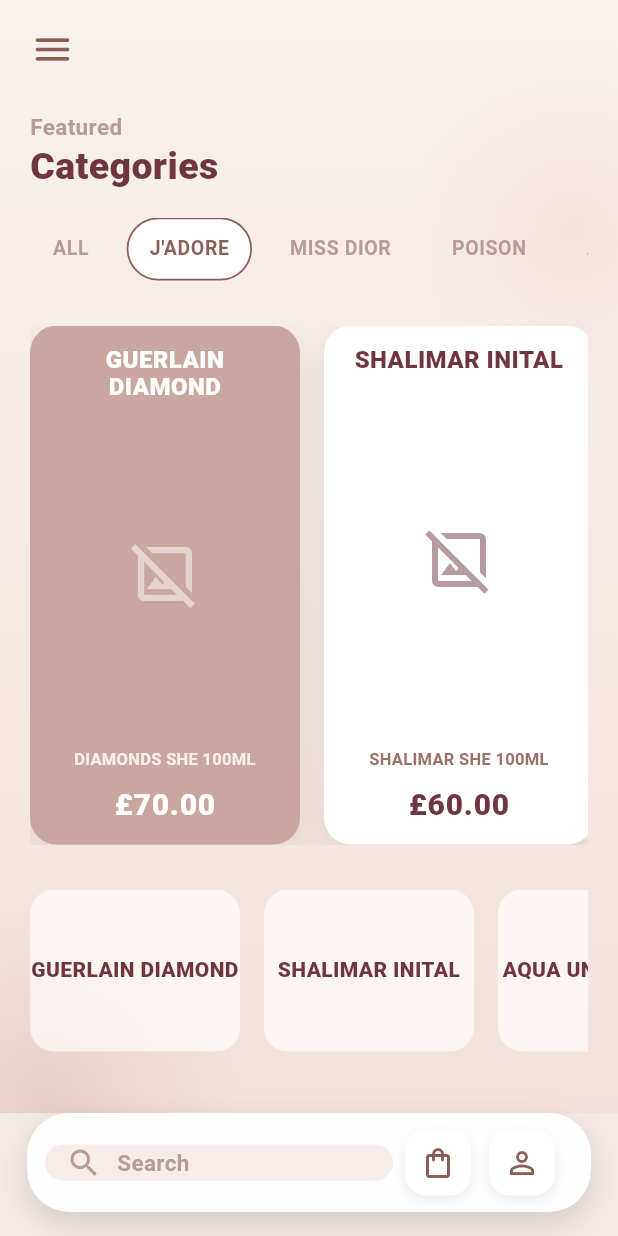
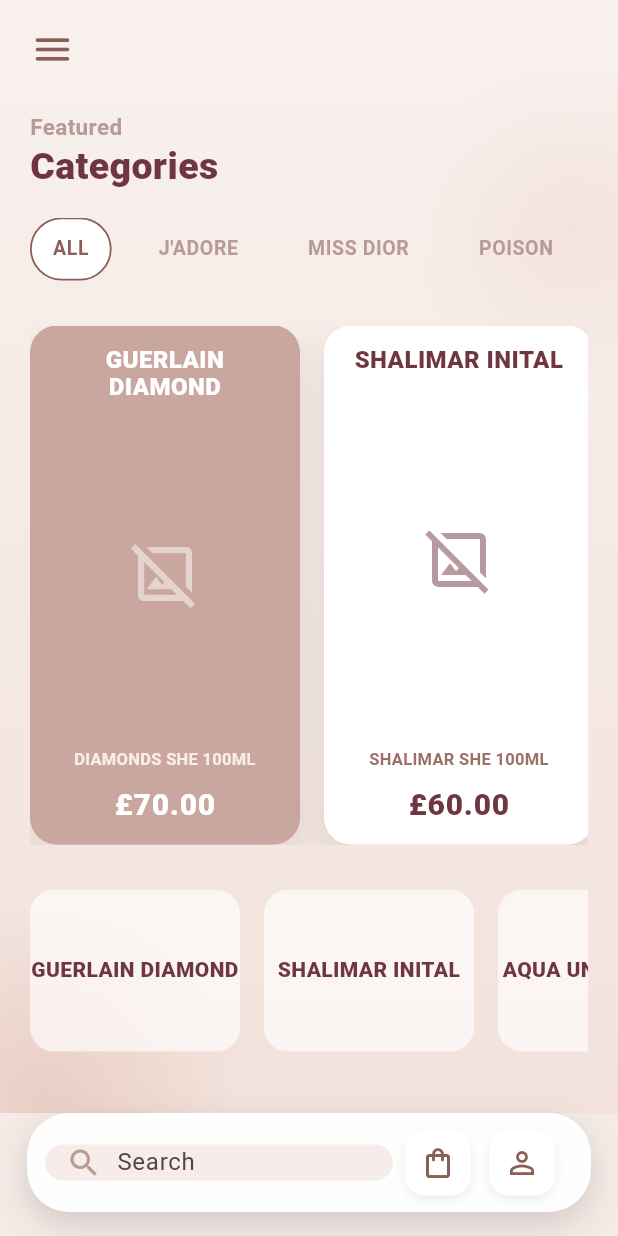
Before and after one commit to Mulu-Girmay/PerfumeShopping, a Flutter app: the screen it shows after launch, on a phone screen of 412 x 824 dp. Run offline on Flutter 3.47's test engine with Material 3 defaults, Android fonts, the phone set to English and light mode, and no system bars; network calls fail.

Commit message:
more features

```diff
--- a/lib/models/model.dart
+++ b/lib/models/model.dart
@@ -5,6 +5,7 @@
   final String subtitle;
   final String price;
   final Color backgroundColor;
+  final String category;
   final String? imageUrl;
   final List<String>? images;
   final String? description;
@@ -15,6 +16,7 @@
     required this.subtitle,
     required this.price,
     required this.backgroundColor,
+    required this.category,
     this.imageUrl,
     this.images,
     this.description,
--- a/lib/screens/MainScreen.dart
+++ b/lib/screens/MainScreen.dart
@@ -13,8 +13,23 @@
 
 class _PerfumeBoutiqueAppState extends State<PerfumeBoutiqueApp> {
   int _selectedIndex = 0;
+  final TextEditingController _searchController = TextEditingController();
 
-  static const _pages = <Widget>[PerfumeCategoryPage(), PerfumeDetailPage()];
+  late final List<Widget> _pages = [
+    PerfumeCategoryPage(controller: _searchController),
+    const PerfumeDetailPage(),
+  ];
+
+  @override
+  void initState() {
+    super.initState();
+  }
+
+  @override
+  void dispose() {
+    _searchController.dispose();
+    super.dispose();
+  }
 
   @override
   Widget build(BuildContext context) {
@@ -43,15 +58,6 @@
           child: Row(
             children: [
               Expanded(
-                child: GestureDetector(
-                  onTap: () {
-                    ScaffoldMessenger.of(context).showSnackBar(
-                      const SnackBar(
-                        content: Text('Search tapped'),
-                        duration: Duration(milliseconds: 700),
-                      ),
-                    );
-                  },
                 child: Container(
                   margin: const EdgeInsets.fromLTRB(12, 10, 8, 10),
                   padding: const EdgeInsets.symmetric(horizontal: 14),
@@ -60,19 +66,24 @@
                     borderRadius: BorderRadius.circular(24),
                   ),
                   child: Row(
-                      children: const [
-                        Icon(Icons.search, color: Color(0xFFB89A96)),
-                        SizedBox(width: 10),
-                        Text(
-                          'Search',
-                          style: TextStyle(
-                            color: Color(0xFFB89A96),
-                            fontSize: 15,
-                            fontWeight: FontWeight.w600,
+                    children: [
+                      const Icon(Icons.search, color: Color(0xFFB89A96)),
+                      const SizedBox(width: 10),
+                      Expanded(
+                        child: TextField(
+                          controller: _searchController,
+                          decoration: const InputDecoration(
+                            hintText: 'Search',
+                            border: InputBorder.none,
+                            isDense: true,
+                            contentPadding: EdgeInsets.zero,
+                          ),
+                          onChanged: (v) {
+                            // The controller is listened to by PerfumeCategoryPage
+                          },
                         ),
                       ),
                     ],
-                    ),
                   ),
                 ),
               ),
@@ -142,8 +153,10 @@
   }
 }
 
-class PerfumeCategoryPage extends StatelessWidget {
-  const PerfumeCategoryPage({super.key});
+class PerfumeCategoryPage extends StatefulWidget {
+  const PerfumeCategoryPage({super.key, this.controller});
+
+  final TextEditingController? controller;
 
   static final List<PerfumeData> perfumes = [
     PerfumeData(
@@ -151,6 +164,7 @@
       subtitle: 'DIAMONDS SHE 100ML',
       price: '£70.00',
       backgroundColor: const Color(0xFFC9A69E),
+      category: 'J\'ADORE',
       imageUrl:
           'https://images.unsplash.com/photo-1541643600914-e0fdc6e6f8d0?w=400',
       images: [
@@ -166,6 +180,7 @@
       subtitle: 'SHALIMAR SHE 100ML',
       price: '£60.00',
       backgroundColor: Colors.white,
+      category: 'MISS DIOR',
       isDarkText: true,
       imageUrl:
           'https://images.unsplash.com/photo-1588405748903-c2b3dd1ef5aa?w=400',
@@ -182,6 +197,7 @@
       subtitle: 'UNIVERSAL SHE 75ML',
       price: '£75.00',
       backgroundColor: const Color(0xFFB8A89E),
+      category: 'J\'ADORE',
       imageUrl:
           'https://images.unsplash.com/photo-1594938298603-c8148c4dae35?w=400',
       images: [
@@ -197,6 +213,7 @@
       subtitle: 'POISON EDITION 100ML',
       price: '£85.00',
       backgroundColor: const Color(0xFFD4A5A0),
+      category: 'POISON',
       imageUrl:
           'https://images.unsplash.com/photo-1523293182086-7651a899d37f?w=400',
       images: [
@@ -212,6 +229,7 @@
       subtitle: 'ANGE SHE 80ML',
       price: '£65.00',
       backgroundColor: Colors.white,
+      category: 'ANGE',
       isDarkText: true,
       imageUrl:
           'https://images.unsplash.com/photo-1509631179647-0177331693ae?w=400',
@@ -224,6 +242,50 @@
           'Soft and charming with a delicate floral bouquet lifted by sweet fruit accords.',
     ),
   ];
+
+  @override
+  State<PerfumeCategoryPage> createState() => _PerfumeCategoryPageState();
+}
+
+class _PerfumeCategoryPageState extends State<PerfumeCategoryPage> {
+  List<PerfumeData> _displayed = PerfumeCategoryPage.perfumes;
+  String _selectedCategory = 'ALL';
+
+  @override
+  void initState() {
+    super.initState();
+    _displayed = PerfumeCategoryPage.perfumes;
+    widget.controller?.addListener(_handleSearch);
+  }
+
+  void _handleSearch() {
+    _applyFilters();
+  }
+
+  void _applyFilters() {
+    final q = widget.controller?.text.toLowerCase().trim() ?? '';
+    setState(() {
+      var list = PerfumeCategoryPage.perfumes;
+      if (_selectedCategory != 'ALL') {
+        list = list
+            .where(
+              (p) =>
+                  p.category.toUpperCase() == _selectedCategory.toUpperCase(),
+            )
+            .toList();
+      }
+      if (q.isNotEmpty) {
+        list = list.where((p) => p.title.toLowerCase().contains(q)).toList();
+      }
+      _displayed = list;
+    });
+  }
+
+  @override
+  void dispose() {
+    widget.controller?.removeListener(_handleSearch);
+    super.dispose();
+  }
 
   @override
   Widget build(BuildContext context) {
@@ -286,12 +348,27 @@
                 height: 42,
                 child: ListView(
                   scrollDirection: Axis.horizontal,
-                  children: const [
-                    _CategoryChip(label: 'ALL', selected: false),
-                    _CategoryChip(label: 'J\'ADORE', selected: true),
-                    _CategoryChip(label: 'MISS DIOR', selected: false),
-                    _CategoryChip(label: 'POISON', selected: false),
-                    _CategoryChip(label: 'ANGE', selected: false),
+                  children: [
+                    for (final label in [
+                      'ALL',
+                      'J\'ADORE',
+                      'MISS DIOR',
+                      'POISON',
+                      'ANGE',
+                    ])
+                      Padding(
+                        padding: const EdgeInsets.only(right: 6),
+                        child: _CategoryChip(
+                          label: label,
+                          selected: _selectedCategory == label,
+                          onTap: () {
+                            setState(() {
+                              _selectedCategory = label;
+                              _applyFilters();
+                            });
+                          },
+                        ),
+                      ),
                   ],
                 ),
               ),
@@ -300,12 +377,12 @@
                 height: screenHeight * 0.42,
                 child: ListView.builder(
                   scrollDirection: Axis.horizontal,
-                  itemCount: perfumes.length,
+                  itemCount: _displayed.length,
                   itemBuilder: (context, index) {
-                    final perfume = perfumes[index];
+                    final perfume = _displayed[index];
                     return Padding(
                       padding: EdgeInsets.only(
-                        right: index < perfumes.length - 1 ? 16 : 0,
+                        right: index < _displayed.length - 1 ? 16 : 0,
                       ),
                       child: SizedBox(
                         width: 180,
@@ -334,12 +411,12 @@
                 height: 108,
                 child: ListView.builder(
                   scrollDirection: Axis.horizontal,
-                  itemCount: perfumes.length,
+                  itemCount: _displayed.length,
                   itemBuilder: (context, index) {
-                    final perfume = perfumes[index];
+                    final perfume = _displayed[index];
                     return Padding(
                       padding: EdgeInsets.only(
-                        right: index < perfumes.length - 1 ? 16 : 0,
+                        right: index < _displayed.length - 1 ? 16 : 0,
                       ),
                       child: SizedBox(
                         width: 140,
@@ -358,14 +435,21 @@
 }
 
 class _CategoryChip extends StatelessWidget {
-  const _CategoryChip({required this.label, required this.selected});
+  const _CategoryChip({
+    required this.label,
+    required this.selected,
+    this.onTap,
+  });
 
   final String label;
   final bool selected;
+  final VoidCallback? onTap;
 
   @override
   Widget build(BuildContext context) {
-    return Container(
+    return GestureDetector(
+      onTap: onTap,
+      child: Container(
         margin: const EdgeInsets.only(right: 10),
         padding: const EdgeInsets.symmetric(horizontal: 14, vertical: 10),
         decoration: BoxDecoration(
@@ -383,6 +467,7 @@
             fontSize: 13,
             fontWeight: FontWeight.w700,
             letterSpacing: 0.4,
+          ),
         ),
       ),
     );
```
Also changed, not shown: lib/screens/DetailScreen.dart (+16 -10 lines). Lines whose indentation alone changed are shown as unchanged.
